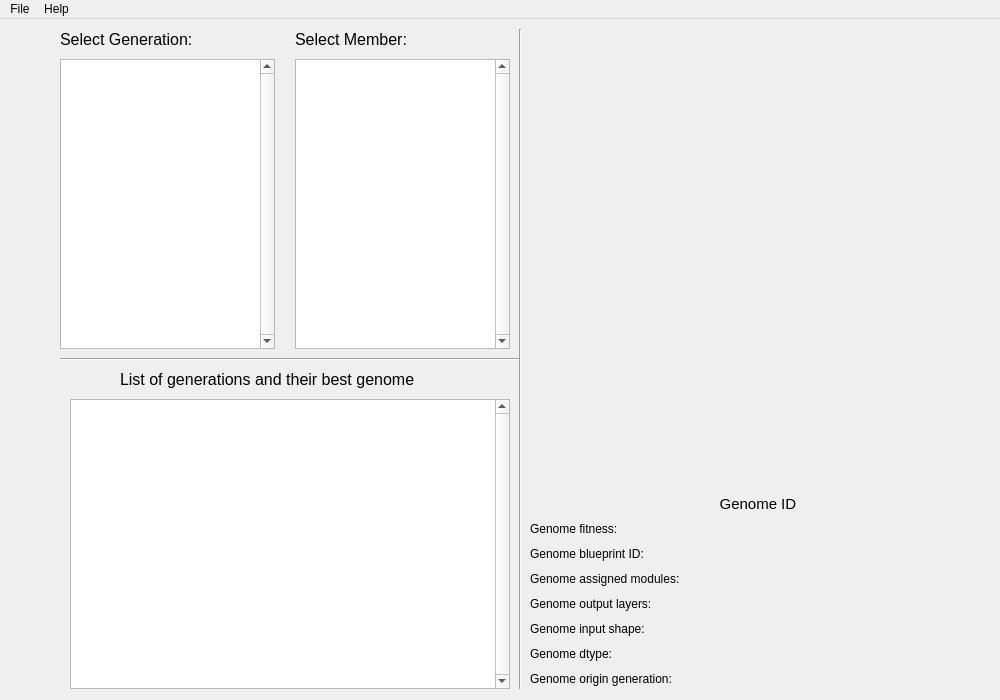
The window that tfne/visualizer/codeepneat/tfnev_codeepneat_mainwindow_ui.ui (YangZhafou/Tensorflow-Neuroevolution) describes before a commit, drawn with Qt 5.
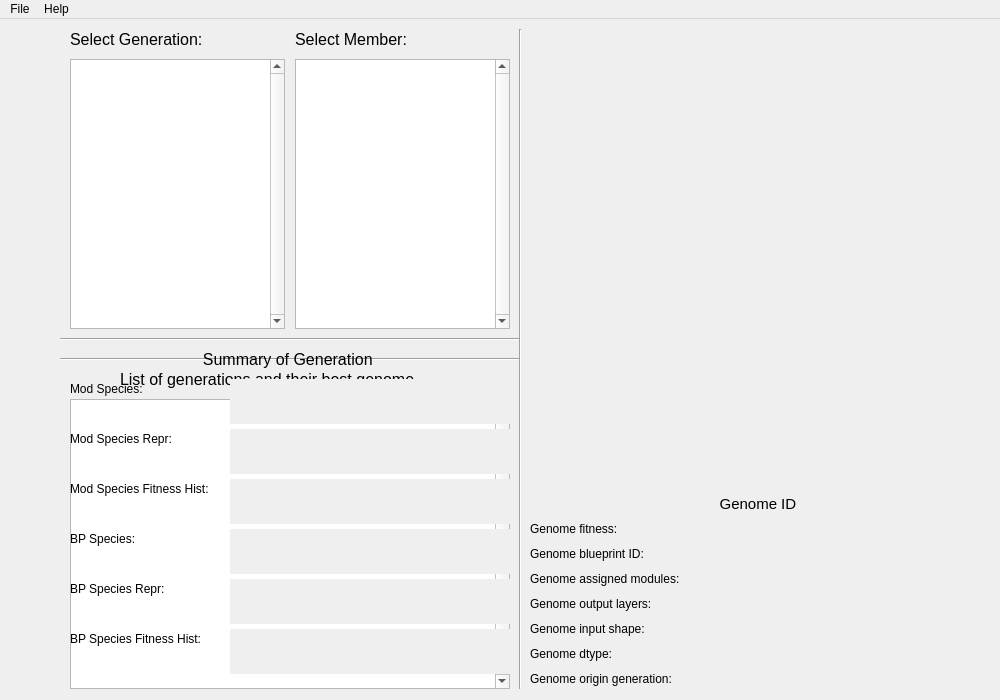
The same window after the commit.

Commit message: Add text labels for generation information in mod/bp analysis

```diff
--- a/tfne/visualizer/codeepneat/tfnev_codeepneat_mainwindow_ui.ui
+++ b/tfne/visualizer/codeepneat/tfnev_codeepneat_mainwindow_ui.ui
@@ -438,7 +438,7 @@
      <property name="geometry">
       <rect>
        <x>0</x>
-       <y>320</y>
+       <y>300</y>
        <width>460</width>
        <height>20</height>
       </rect>
@@ -463,10 +463,10 @@
     <widget class="QListWidget" name="mba_list_generations">
      <property name="geometry">
       <rect>
-       <x>0</x>
+       <x>10</x>
        <y>30</y>
        <width>215</width>
-       <height>290</height>
+       <height>270</height>
       </rect>
      </property>
      <property name="verticalScrollBarPolicy">
@@ -479,7 +479,7 @@
        <x>235</x>
        <y>30</y>
        <width>215</width>
-       <height>290</height>
+       <height>270</height>
       </rect>
      </property>
      <property name="verticalScrollBarPolicy">
@@ -489,7 +489,7 @@
     <widget class="QLabel" name="mba_lbl_heading_generations">
      <property name="geometry">
       <rect>
-       <x>0</x>
+       <x>10</x>
        <y>0</y>
        <width>215</width>
        <height>20</height>
@@ -535,8 +535,8 @@
     <widget class="QWidget" name="mba_widget_blueprint" native="true">
      <property name="geometry">
       <rect>
-       <x>10</x>
-       <y>10</y>
+       <x>470</x>
+       <y>0</y>
        <width>460</width>
        <height>660</height>
       </rect>
@@ -552,6 +552,477 @@
       </property>
      </widget>
     </widget>
+    <widget class="QLabel" name="mba_lbl_gen_summary_heading">
+     <property name="geometry">
+      <rect>
+       <x>10</x>
+       <y>320</y>
+       <width>440</width>
+       <height>20</height>
+      </rect>
+     </property>
+     <property name="font">
+      <font>
+       <pointsize>12</pointsize>
+      </font>
+     </property>
+     <property name="text">
+      <string>Summary of Generation </string>
+     </property>
+     <property name="alignment">
+      <set>Qt::AlignCenter</set>
+     </property>
+    </widget>
+    <widget class="QLabel" name="mba_lbl_gen_mod_spec">
+     <property name="geometry">
+      <rect>
+       <x>10</x>
+       <y>350</y>
+       <width>160</width>
+       <height>20</height>
+      </rect>
+     </property>
+     <property name="text">
+      <string>Mod Species:</string>
+     </property>
+     <property name="alignment">
+      <set>Qt::AlignLeading|Qt::AlignLeft|Qt::AlignVCenter</set>
+     </property>
+    </widget>
+    <widget class="QLabel" name="mba_lbl_gen_mod_spec_repr">
+     <property name="geometry">
+      <rect>
+       <x>10</x>
+       <y>400</y>
+       <width>160</width>
+       <height>20</height>
+      </rect>
+     </property>
+     <property name="text">
+      <string>Mod Species Repr:</string>
+     </property>
+     <property name="alignment">
+      <set>Qt::AlignLeading|Qt::AlignLeft|Qt::AlignVCenter</set>
+     </property>
+    </widget>
+    <widget class="QLabel" name="mba_lbl_gen_mod_spec_fit_hist">
+     <property name="geometry">
+      <rect>
+       <x>10</x>
+       <y>450</y>
+       <width>160</width>
+       <height>20</height>
+      </rect>
+     </property>
+     <property name="text">
+      <string>Mod Species Fitness Hist:</string>
+     </property>
+     <property name="alignment">
+      <set>Qt::AlignLeading|Qt::AlignLeft|Qt::AlignVCenter</set>
+     </property>
+    </widget>
+    <widget class="QLabel" name="mba_lbl_gen_bp_spec_fit_hist">
+     <property name="geometry">
+      <rect>
+       <x>10</x>
+       <y>600</y>
+       <width>160</width>
+       <height>20</height>
+      </rect>
+     </property>
+     <property name="text">
+      <string>BP Species Fitness Hist:</string>
+     </property>
+     <property name="alignment">
+      <set>Qt::AlignLeading|Qt::AlignLeft|Qt::AlignVCenter</set>
+     </property>
+    </widget>
+    <widget class="QLabel" name="mba_lbl_gen_bp_spec_repr">
+     <property name="geometry">
+      <rect>
+       <x>10</x>
+       <y>550</y>
+       <width>160</width>
+       <height>20</height>
+      </rect>
+     </property>
+     <property name="text">
+      <string>BP Species Repr:</string>
+     </property>
+     <property name="alignment">
+      <set>Qt::AlignLeading|Qt::AlignLeft|Qt::AlignVCenter</set>
+     </property>
+    </widget>
+    <widget class="QLabel" name="mba_lbl_gen_bp_spec">
+     <property name="geometry">
+      <rect>
+       <x>10</x>
+       <y>500</y>
+       <width>160</width>
+       <height>20</height>
+      </rect>
+     </property>
+     <property name="text">
+      <string>BP Species:</string>
+     </property>
+     <property name="alignment">
+      <set>Qt::AlignLeading|Qt::AlignLeft|Qt::AlignVCenter</set>
+     </property>
+    </widget>
+    <widget class="QScrollArea" name="mba_lbl_gen_mod_spec_area">
+     <property name="geometry">
+      <rect>
+       <x>170</x>
+       <y>350</y>
+       <width>280</width>
+       <height>45</height>
+      </rect>
+     </property>
+     <property name="frameShape">
+      <enum>QFrame::NoFrame</enum>
+     </property>
+     <property name="horizontalScrollBarPolicy">
+      <enum>Qt::ScrollBarAlwaysOff</enum>
+     </property>
+     <property name="widgetResizable">
+      <bool>true</bool>
+     </property>
+     <property name="alignment">
+      <set>Qt::AlignLeading|Qt::AlignLeft|Qt::AlignTop</set>
+     </property>
+     <widget class="QWidget" name="mba_lbl_gen_mod_spec_widget">
+      <property name="geometry">
+       <rect>
+        <x>0</x>
+        <y>0</y>
+        <width>280</width>
+        <height>45</height>
+       </rect>
+      </property>
+      <layout class="QVBoxLayout" name="mba_lbl_gen_mod_spec_layout">
+       <property name="leftMargin">
+        <number>0</number>
+       </property>
+       <property name="topMargin">
+        <number>3</number>
+       </property>
+       <property name="rightMargin">
+        <number>10</number>
+       </property>
+       <property name="bottomMargin">
+        <number>0</number>
+       </property>
+       <item>
+        <widget class="QLabel" name="mba_lbl_gen_mod_spec_value">
+         <property name="text">
+          <string/>
+         </property>
+         <property name="alignment">
+          <set>Qt::AlignLeading|Qt::AlignLeft|Qt::AlignTop</set>
+         </property>
+         <property name="wordWrap">
+          <bool>true</bool>
+         </property>
+        </widget>
+       </item>
+      </layout>
+     </widget>
+    </widget>
+    <widget class="QScrollArea" name="mba_lbl_gen_mod_spec_repr_area">
+     <property name="geometry">
+      <rect>
+       <x>170</x>
+       <y>400</y>
+       <width>280</width>
+       <height>45</height>
+      </rect>
+     </property>
+     <property name="frameShape">
+      <enum>QFrame::NoFrame</enum>
+     </property>
+     <property name="horizontalScrollBarPolicy">
+      <enum>Qt::ScrollBarAlwaysOff</enum>
+     </property>
+     <property name="widgetResizable">
+      <bool>true</bool>
+     </property>
+     <property name="alignment">
+      <set>Qt::AlignLeading|Qt::AlignLeft|Qt::AlignTop</set>
+     </property>
+     <widget class="QWidget" name="mba_lbl_gen_mod_spec_repr_widget">
+      <property name="geometry">
+       <rect>
+        <x>0</x>
+        <y>0</y>
+        <width>280</width>
+        <height>45</height>
+       </rect>
+      </property>
+      <layout class="QVBoxLayout" name="mba_lbl_gen_mod_spec_repr_layout">
+       <property name="leftMargin">
+        <number>0</number>
+       </property>
+       <property name="topMargin">
+        <number>3</number>
+       </property>
+       <property name="rightMargin">
+        <number>10</number>
+       </property>
+       <property name="bottomMargin">
+        <number>0</number>
+       </property>
+       <item>
+        <widget class="QLabel" name="mba_lbl_gen_mod_spec_repr_value">
+         <property name="text">
+          <string/>
+         </property>
+         <property name="alignment">
+          <set>Qt::AlignLeading|Qt::AlignLeft|Qt::AlignTop</set>
+         </property>
+         <property name="wordWrap">
+          <bool>true</bool>
+         </property>
+        </widget>
+       </item>
+      </layout>
+     </widget>
+    </widget>
+    <widget class="QScrollArea" name="mba_lbl_gen_mod_spec_fit_hist_area">
+     <property name="geometry">
+      <rect>
+       <x>170</x>
+       <y>450</y>
+       <width>280</width>
+       <height>45</height>
+      </rect>
+     </property>
+     <property name="frameShape">
+      <enum>QFrame::NoFrame</enum>
+     </property>
+     <property name="horizontalScrollBarPolicy">
+      <enum>Qt::ScrollBarAlwaysOff</enum>
+     </property>
+     <property name="widgetResizable">
+      <bool>true</bool>
+     </property>
+     <property name="alignment">
+      <set>Qt::AlignLeading|Qt::AlignLeft|Qt::AlignTop</set>
+     </property>
+     <widget class="QWidget" name="mba_lbl_gen_mod_spec_fit_hist_widget">
+      <property name="geometry">
+       <rect>
+        <x>0</x>
+        <y>0</y>
+        <width>280</width>
+        <height>45</height>
+       </rect>
+      </property>
+      <layout class="QVBoxLayout" name="mba_lbl_gen_mod_spec_fit_hist_layout">
+       <property name="leftMargin">
+        <number>0</number>
+       </property>
+       <property name="topMargin">
+        <number>3</number>
+       </property>
+       <property name="rightMargin">
+        <number>10</number>
+       </property>
+       <property name="bottomMargin">
+        <number>0</number>
+       </property>
+       <item>
+        <widget class="QLabel" name="mba_lbl_gen_mod_spec_fit_hist_value">
+         <property name="text">
+          <string/>
+         </property>
+         <property name="alignment">
+          <set>Qt::AlignLeading|Qt::AlignLeft|Qt::AlignTop</set>
+         </property>
+         <property name="wordWrap">
+          <bool>true</bool>
+         </property>
+        </widget>
+       </item>
+      </layout>
+     </widget>
+    </widget>
+    <widget class="QScrollArea" name="mba_lbl_gen_bp_spec_area">
+     <property name="geometry">
+      <rect>
+       <x>170</x>
+       <y>500</y>
+       <width>280</width>
+       <height>45</height>
+      </rect>
+     </property>
+     <property name="frameShape">
+      <enum>QFrame::NoFrame</enum>
+     </property>
+     <property name="horizontalScrollBarPolicy">
+      <enum>Qt::ScrollBarAlwaysOff</enum>
+     </property>
+     <property name="widgetResizable">
+      <bool>true</bool>
+     </property>
+     <property name="alignment">
+      <set>Qt::AlignLeading|Qt::AlignLeft|Qt::AlignTop</set>
+     </property>
+     <widget class="QWidget" name="mba_lbl_gen_bp_spec_widget">
+      <property name="geometry">
+       <rect>
+        <x>0</x>
+        <y>0</y>
+        <width>280</width>
+        <height>45</height>
+       </rect>
+      </property>
+      <layout class="QVBoxLayout" name="mba_lbl_gen_bp_spec_layout">
+       <property name="leftMargin">
+        <number>0</number>
+       </property>
+       <property name="topMargin">
+        <number>3</number>
+       </property>
+       <property name="rightMargin">
+        <number>10</number>
+       </property>
+       <property name="bottomMargin">
+        <number>0</number>
+       </property>
+       <item>
+        <widget class="QLabel" name="mba_lbl_gen_bp_spec_value">
+         <property name="text">
+          <string/>
+         </property>
+         <property name="alignment">
+          <set>Qt::AlignLeading|Qt::AlignLeft|Qt::AlignTop</set>
+         </property>
+         <property name="wordWrap">
+          <bool>true</bool>
+         </property>
+        </widget>
+       </item>
+      </layout>
+     </widget>
+    </widget>
+    <widget class="QScrollArea" name="mba_lbl_gen_bp_spec_repr_area">
+     <property name="geometry">
+      <rect>
+       <x>170</x>
+       <y>550</y>
+       <width>280</width>
+       <height>45</height>
+      </rect>
+     </property>
+     <property name="frameShape">
+      <enum>QFrame::NoFrame</enum>
+     </property>
+     <property name="horizontalScrollBarPolicy">
+      <enum>Qt::ScrollBarAlwaysOff</enum>
+     </property>
+     <property name="widgetResizable">
+      <bool>true</bool>
+     </property>
+     <property name="alignment">
+      <set>Qt::AlignLeading|Qt::AlignLeft|Qt::AlignTop</set>
+     </property>
+     <widget class="QWidget" name="mba_lbl_gen_bp_spec_repr_widget">
+      <property name="geometry">
+       <rect>
+        <x>0</x>
+        <y>0</y>
+        <width>280</width>
+        <height>45</height>
+       </rect>
+      </property>
+      <layout class="QVBoxLayout" name="mba_lbl_gen_bp_spec_repr_layout">
+       <property name="leftMargin">
+        <number>0</number>
+       </property>
+       <property name="topMargin">
+        <number>3</number>
+       </property>
+       <property name="rightMargin">
+        <number>10</number>
+       </property>
+       <property name="bottomMargin">
+        <number>0</number>
+       </property>
+       <item>
+        <widget class="QLabel" name="mba_lbl_gen_bp_spec_repr_value">
+         <property name="text">
+          <string/>
+         </property>
+         <property name="alignment">
+          <set>Qt::AlignLeading|Qt::AlignLeft|Qt::AlignTop</set>
+         </property>
+         <property name="wordWrap">
+          <bool>true</bool>
+         </property>
+        </widget>
+       </item>
+      </layout>
+     </widget>
+    </widget>
+    <widget class="QScrollArea" name="mba_lbl_gen_bp_spec_fit_hist_area">
+     <property name="geometry">
+      <rect>
+       <x>170</x>
+       <y>600</y>
+       <width>280</width>
+       <height>45</height>
+      </rect>
+     </property>
+     <property name="frameShape">
+      <enum>QFrame::NoFrame</enum>
+     </property>
+     <property name="horizontalScrollBarPolicy">
+      <enum>Qt::ScrollBarAlwaysOff</enum>
+     </property>
+     <property name="widgetResizable">
+      <bool>true</bool>
+     </property>
+     <property name="alignment">
+      <set>Qt::AlignLeading|Qt::AlignLeft|Qt::AlignTop</set>
+     </property>
+     <widget class="QWidget" name="mba_lbl_gen_bp_spec_fit_hist_widget">
+      <property name="geometry">
+       <rect>
+        <x>0</x>
+        <y>0</y>
+        <width>280</width>
+        <height>45</height>
+       </rect>
+      </property>
+      <layout class="QVBoxLayout" name="mba_lbl_gen_bp_spec_fit_hist_layout">
+       <property name="leftMargin">
+        <number>0</number>
+       </property>
+       <property name="topMargin">
+        <number>3</number>
+       </property>
+       <property name="rightMargin">
+        <number>10</number>
+       </property>
+       <property name="bottomMargin">
+        <number>0</number>
+       </property>
+       <item>
+        <widget class="QLabel" name="mba_lbl_gen_bp_spec_fit_hist_value">
+         <property name="text">
+          <string/>
+         </property>
+         <property name="alignment">
+          <set>Qt::AlignLeading|Qt::AlignLeft|Qt::AlignTop</set>
+         </property>
+         <property name="wordWrap">
+          <bool>true</bool>
+         </property>
+        </widget>
+       </item>
+      </layout>
+     </widget>
+    </widget>
    </widget>
   </widget>
   <widget class="QMenuBar" name="menubar">
```
Left out of the diff: 2 changed lines with no effect on the pictures. The commit also changes 1 other file.
